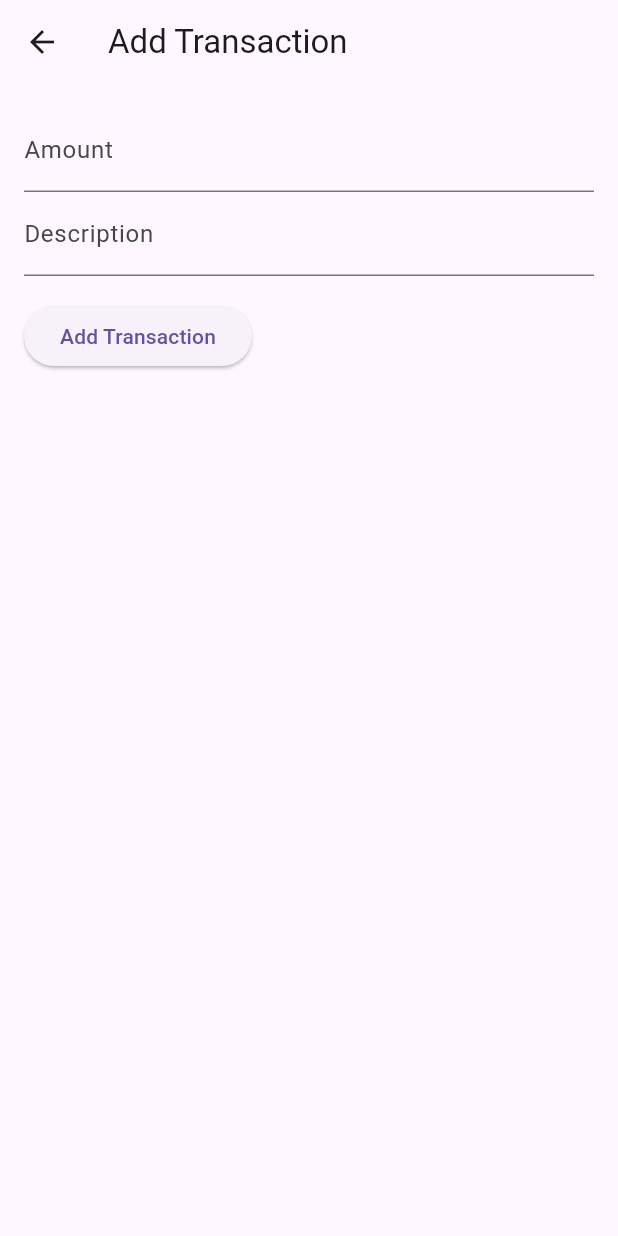
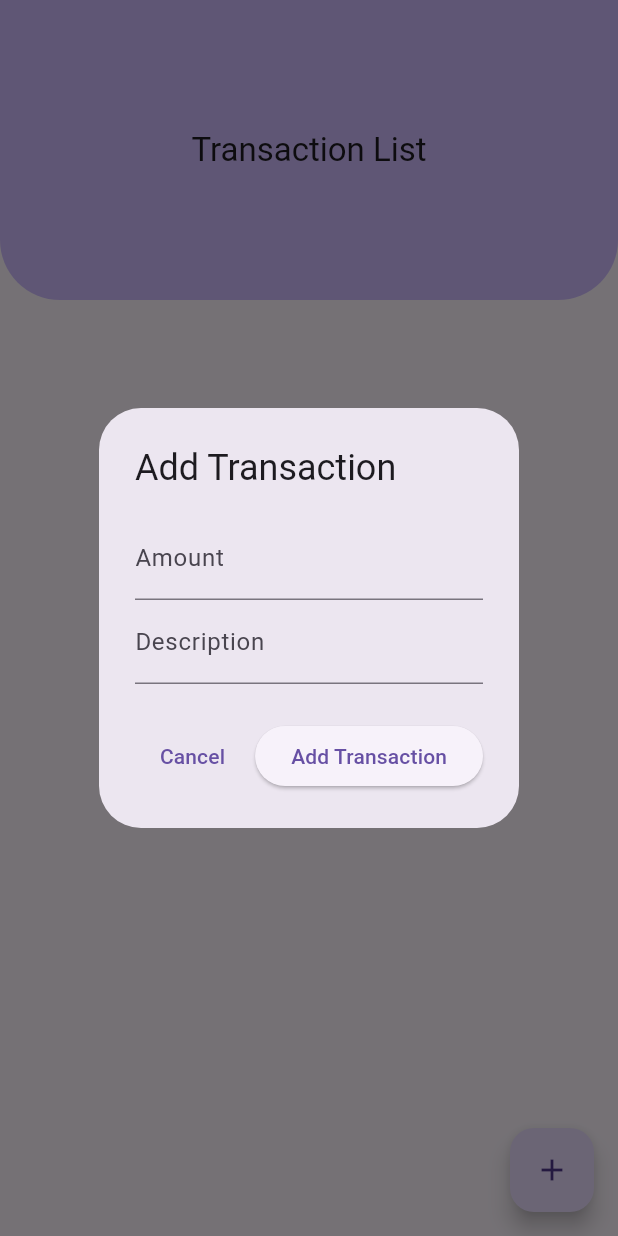
Before and after one commit to bekirglr/flutter-finance_Tracking, a Flutter app: the screen it shows after launch, after a tap on the "add" icon, on a phone screen of 412 x 824 dp. Run offline on Flutter 3.47's test engine with Material 3 defaults, Android fonts, the phone set to English and light mode, and no system bars; our stand-ins replace sqflite; accounts and stored records are empty.

Commit message:
I split the code into different files and organized it appropriately.

```diff
--- a/lib/main.dart
+++ b/lib/main.dart
@@ -1,5 +1,5 @@
 import 'package:flutter/material.dart';
-import 'data/db_helper.dart';
+import 'screens/transaction_list_screen.dart';
 
 void main() {
   runApp(MyApp());
@@ -10,156 +10,9 @@ class MyApp extends StatelessWidget {
   Widget build(BuildContext context) {
     return MaterialApp(
       title: 'Finance App',
-      theme: ThemeData(
-        primarySwatch: Colors.blue,
-      ),
+      debugShowCheckedModeBanner: false,
+      theme: ThemeData(primarySwatch: Colors.blue, useMaterial3: true),
       home: TransactionListScreen(),
     );
   }
 }
-
-class TransactionListScreen extends StatefulWidget {
-  @override
-  _TransactionListScreenState createState() => _TransactionListScreenState();
-}
-
-class _TransactionListScreenState extends State<TransactionListScreen> {
-  late Future<List<Transaction>> _transactionsFuture;
-
-  @override
-  void initState() {
-    super.initState();
-    _refreshTransactions();
-  }
-
-  Future<void> _refreshTransactions() async {
-    setState(() {
-      _transactionsFuture = DbHelper.instance.getTransactions();
-    });
-  }
-
-  @override
-  Widget build(BuildContext context) {
-    return Scaffold(
-      appBar: AppBar(
-        title: Text('Transaction List'),
-      ),
-      body: FutureBuilder<List<Transaction>>(
-        future: _transactionsFuture,
-        builder: (context, snapshot) {
-          if (snapshot.connectionState == ConnectionState.waiting) {
-            return Center(child: CircularProgressIndicator());
-          } else if (snapshot.hasError) {
-            return Center(child: Text('Error: ${snapshot.error}'));
-          } else {
-            return ListView.builder(
-              itemCount: snapshot.data!.length,
-              itemBuilder: (context, index) {
-                Transaction transaction = snapshot.data![index];
-                return ListTile(
-                  title: Text(transaction.description),
-                  subtitle: Text(transaction.amount.toString()),
-                  trailing: IconButton(
-                    icon: Icon(Icons.delete),
-                    onPressed: () {
-                      _deleteTransaction(transaction.id);
-                    },
-                  ),
-                );
-              },
-            );
-          }
-        },
-      ),
-      floatingActionButton: FloatingActionButton(
-        onPressed: () {
-          _navigateToAddTransactionScreen(context);
-        },
-        child: Icon(Icons.add),
-      ),
-    );
-  }
-
-  Future<void> _deleteTransaction(int id) async {
-    await DbHelper.instance.deleteTransaction(id);
-    _refreshTransactions();
-  }
-
-  Future<void> _navigateToAddTransactionScreen(BuildContext context) async {
-    final result = await Navigator.push(
-      context,
-      MaterialPageRoute(builder: (context) => AddTransactionScreen()),
-    );
-    if (result == true) {
-      _refreshTransactions();
-    }
-  }
-}
-
-class AddTransactionScreen extends StatefulWidget {
-  @override
-  _AddTransactionScreenState createState() => _AddTransactionScreenState();
-}
-
-class _AddTransactionScreenState extends State<AddTransactionScreen> {
-  late double _amount;
-  late String _description;
-
-  @override
-  void initState() {
-    super.initState();
-    _amount = 0.0;
-    _description = '';
-  }
-
-  @override
-  Widget build(BuildContext context) {
-    return Scaffold(
-      appBar: AppBar(
-        title: Text('Add Transaction'),
-      ),
-      body: Padding(
-        padding: const EdgeInsets.all(16.0),
-        child: Column(
-          crossAxisAlignment: CrossAxisAlignment.start,
-          children: [
-            TextField(
-              decoration: InputDecoration(labelText: 'Amount'),
-              keyboardType: TextInputType.number,
-              onChanged: (value) {
-                setState(() {
-                  _amount = double.parse(value);
-                });
-              },
-            ),
-            TextField(
-              decoration: InputDecoration(labelText: 'Description'),
-              onChanged: (value) {
-                setState(() {
-                  _description = value;
-                });
-              },
-            ),
-            SizedBox(height: 16.0),
-            ElevatedButton(
-              onPressed: () {
-                _addTransaction();
-              },
-              child: Text('Add Transaction'),
-            ),
-          ],
-        ),
-      ),
-    );
-  }
-
-  Future<void> _addTransaction() async {
-    await DbHelper.instance.insertTransaction(Transaction(
-      id: 0,
-      amount: _amount,
-      description: _description,
-      date: DateTime.now().toString(),
-    ));
-    Navigator.pop(context, true);
-  }
-}
--- /dev/null
+++ b/lib/screens/transaction_list_screen.dart
@@ -0,0 +1,69 @@
+import 'package:flutter/material.dart';
+import '../data/db_helper.dart';
+import '../widgets/add_transaction_dialog.dart';
+import '../widgets/transaction_list_view.dart';
+
+class TransactionListScreen extends StatefulWidget {
+  @override
+  _TransactionListScreenState createState() => _TransactionListScreenState();
+}
+
+class _TransactionListScreenState extends State<TransactionListScreen> {
+  late Future<List<Transaction>> _transactionsFuture;
+
+  @override
+  void initState() {
+    super.initState();
+    _refreshTransactions();
+  }
+
+  Future<void> _refreshTransactions() async {
+    setState(() {
+      _transactionsFuture = DbHelper.instance.getTransactions();
+    });
+  }
+
+  @override
+  Widget build(BuildContext context) {
+    return Scaffold(
+      appBar: AppBar(
+        title: const Text('Transaction List'),
+        centerTitle: true,
+        toolbarHeight: 200,
+        backgroundColor: Theme.of(context).colorScheme.inversePrimary,
+        shape: const RoundedRectangleBorder(
+            borderRadius: BorderRadius.vertical(bottom: Radius.circular(40))),
+      ),
+      body: FutureBuilder<List<Transaction>>(
+        future: _transactionsFuture,
+        builder: (context, snapshot) {
+          if (snapshot.connectionState == ConnectionState.waiting) {
+            return Center(child: CircularProgressIndicator());
+          } else if (snapshot.hasError) {
+            return Center(child: Text('Error: ${snapshot.error}'));
+          } else {
+            return TransactionListView(
+                transactions: snapshot.data!,
+                deleteTransaction: _deleteTransaction);
+          }
+        },
+      ),
+      floatingActionButton: FloatingActionButton(
+        onPressed: () {
+          showDialog(
+            context: context,
+            builder: (BuildContext context) => AddTransactionDialog(),
+          ).then((_) {
+            _refreshTransactions();
+          });
+        },
+        child: Icon(Icons.add),
+      ),
+    );
+  }
+
+  Future<void> _deleteTransaction(int id) async {
+    await DbHelper.instance.deleteTransaction(id);
+    _refreshTransactions();
+  }
+}
--- /dev/null
+++ b/lib/widgets/add_transaction_dialog.dart
@@ -0,0 +1,74 @@
+import 'package:flutter/material.dart';
+import '../data/db_helper.dart';
+
+class AddTransactionDialog extends StatefulWidget {
+  @override
+  _AddTransactionDialogState createState() => _AddTransactionDialogState();
+}
+
+class _AddTransactionDialogState extends State<AddTransactionDialog> {
+  late double _amount;
+  late String _description;
+
+  @override
+  void initState() {
+    super.initState();
+    _amount = 0.0;
+    _description = '';
+  }
+
+  @override
+  Widget build(BuildContext context) {
+    return AlertDialog(
+      title: const Text('Add Transaction'),
+      content: SingleChildScrollView(
+        child: Column(
+          crossAxisAlignment: CrossAxisAlignment.start,
+          children: [
+            TextField(
+              decoration: InputDecoration(labelText: 'Amount'),
+              keyboardType: TextInputType.number,
+              onChanged: (value) {
+                setState(() {
+                  _amount = double.parse(value);
+                });
+              },
+            ),
+            TextField(
+              decoration: InputDecoration(labelText: 'Description'),
+              onChanged: (value) {
+                setState(() {
+                  _description = value;
+                });
+              },
+            ),
+          ],
+        ),
+      ),
+      actions: <Widget>[
+        TextButton(
+          onPressed: () {
+            Navigator.pop(context);
+          },
+          child: Text('Cancel'),
+        ),
+        ElevatedButton(
+          onPressed: () {
+            _addTransaction();
+          },
+          child: Text('Add Transaction'),
+        ),
+      ],
+    );
+  }
+
+  Future<void> _addTransaction() async {
+    await DbHelper.instance.insertTransaction(Transaction(
+      id: 0,
+      amount: _amount,
+      description: _description,
+      date: DateTime.now().toString(),
+    ));
+    Navigator.pop(context);
+  }
+}
--- /dev/null
+++ b/lib/widgets/transaction_list_view.dart
@@ -0,0 +1,30 @@
+import 'package:flutter/material.dart';
+import '../data/db_helper.dart';
+
+class TransactionListView extends StatelessWidget {
+  final List<Transaction> transactions;
+  final void Function(int) deleteTransaction;
+
+  TransactionListView(
+      {required this.transactions, required this.deleteTransaction});
+
+  @override
+  Widget build(BuildContext context) {
+    return ListView.builder(
+      itemCount: transactions.length,
+      itemBuilder: (context, index) {
+        Transaction transaction = transactions[index];
+        return ListTile(
+          title: Text(transaction.description),
+          subtitle: Text(transaction.amount.toString()),
+          trailing: IconButton(
+            icon: Icon(Icons.delete),
+            onPressed: () {
+              deleteTransaction(transaction.id);
+            },
+          ),
+        );
+      },
+    );
+  }
+}
```
